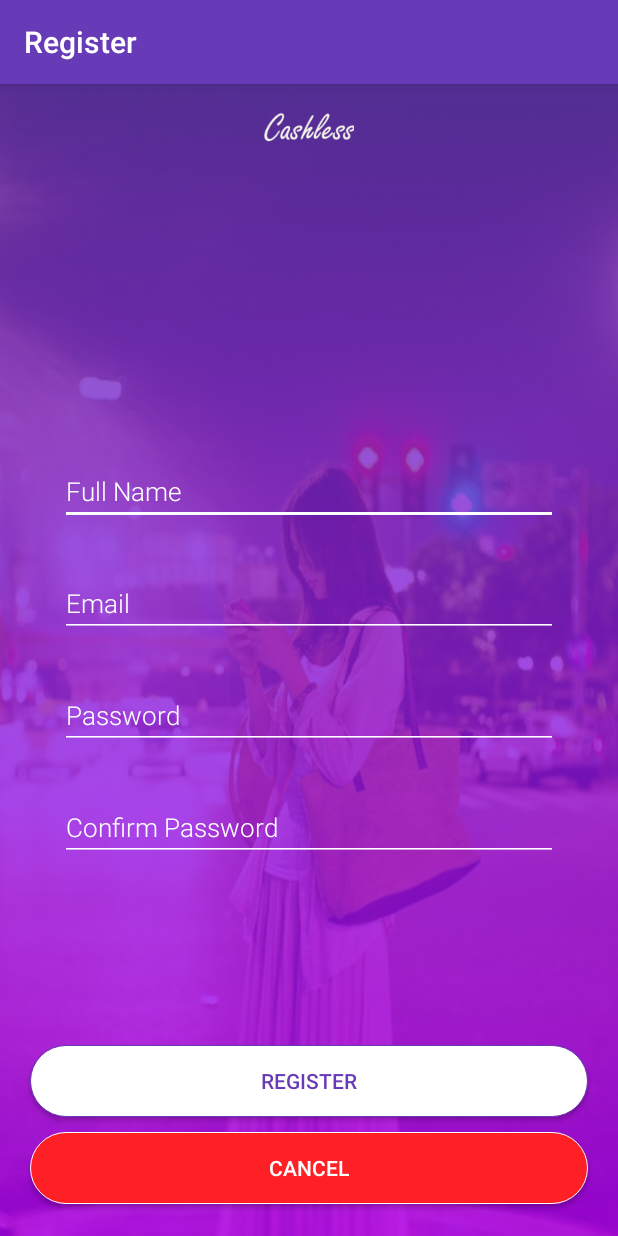
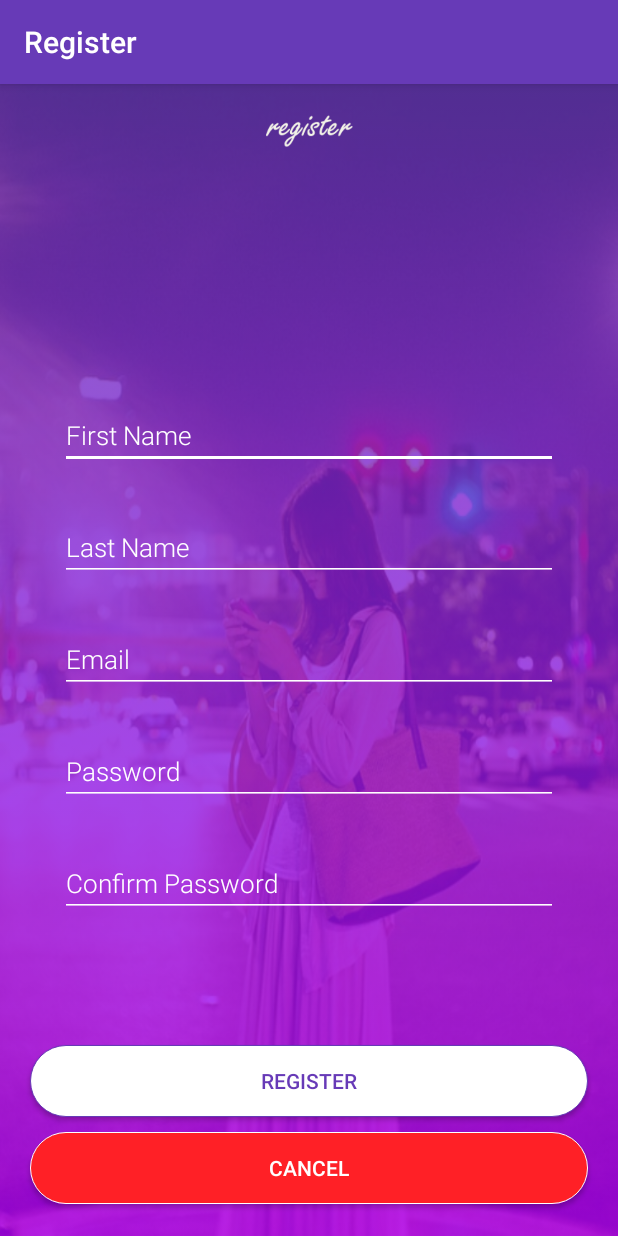
Before and after one commit to shahrulhaniff/Cashless, an Android app: the Register screen opened directly, with no data from a screen before it, on a phone screen of 412 x 824 dp. Run offline under Robolectric (Android 15) with nearby library versions, the phone set to English and light mode, and no system bars.

Commit message:
Update register icon and will go to db for register

```diff
--- a/app/src/main/AndroidManifest.xml
+++ b/app/src/main/AndroidManifest.xml
@@ -1,6 +1,8 @@
 <?xml version="1.0" encoding="utf-8"?>
 <manifest xmlns:android="http://schemas.android.com/apk/res/android"
     package="com.myraxsoft.cashless">
+
+    <uses-permission android:name="android.permission.INTERNET" />
 
     <application
         android:allowBackup="true"
--- a/app/src/main/res/layout/activity_register.xml
+++ b/app/src/main/res/layout/activity_register.xml
@@ -24,12 +24,26 @@
             android:layout_marginRight="40dp">
 
             <EditText
-                android:id="@+id/fullname"
+                android:id="@+id/first_name"
                 android:layout_width="match_parent"
                 android:layout_height="wrap_content"
                 android:backgroundTint="@color/colorWhite"
                 android:fontFamily="sans-serif-light"
-                android:hint="@string/full_name"
+                android:hint="@string/first_name"
+                android:inputType="textEmailAddress"
+                android:textColor="@color/colorWhite"
+                android:textColorHint="@color/colorWhite"
+                android:textSize="17sp" />
+
+            <EditText
+                android:id="@+id/last_name"
+                android:layout_width="match_parent"
+                android:layout_height="wrap_content"
+                android:layout_below="@id/first_name"
+                android:layout_marginTop="30dp"
+                android:backgroundTint="@color/colorWhite"
+                android:fontFamily="sans-serif-light"
+                android:hint="@string/last_name"
                 android:inputType="textEmailAddress"
                 android:textColor="@color/colorWhite"
                 android:textColorHint="@color/colorWhite"
@@ -39,7 +53,7 @@
                 android:id="@+id/emailinput"
                 android:layout_width="match_parent"
                 android:layout_height="wrap_content"
-                android:layout_below="@id/fullname"
+                android:layout_below="@id/last_name"
                 android:layout_marginTop="30dp"
                 android:backgroundTint="@color/colorWhite"
                 android:fontFamily="sans-serif-light"
@@ -83,7 +97,7 @@
             android:layout_width="60dp"
             android:layout_height="60dp"
             android:layout_centerHorizontal="true"
-            android:src="@drawable/ic_cashless_icon" />
+            android:src="@drawable/ic_register_icon" />
 
         <Button
             android:id="@+id/btnRegister"
--- a/app/src/main/res/values/strings.xml
+++ b/app/src/main/res/values/strings.xml
@@ -11,4 +11,6 @@
     <string name="cancel">Cancel</string>
     <string name="ConfirmPassword">Confirm Password</string>
     <string name="full_name">Full Name</string>
+    <string name="first_name">First Name</string>
+    <string name="last_name">Last Name</string>
 </resources>
```
Also changed, not shown: app/src/main/java/com/myraxsoft/cashless/ApiConfig.java (added, +10 -0 lines), app/src/main/res/layout/content_main.xml (+1 -8 lines), app/src/main/res/drawable/ic_register_icon.png (added).
